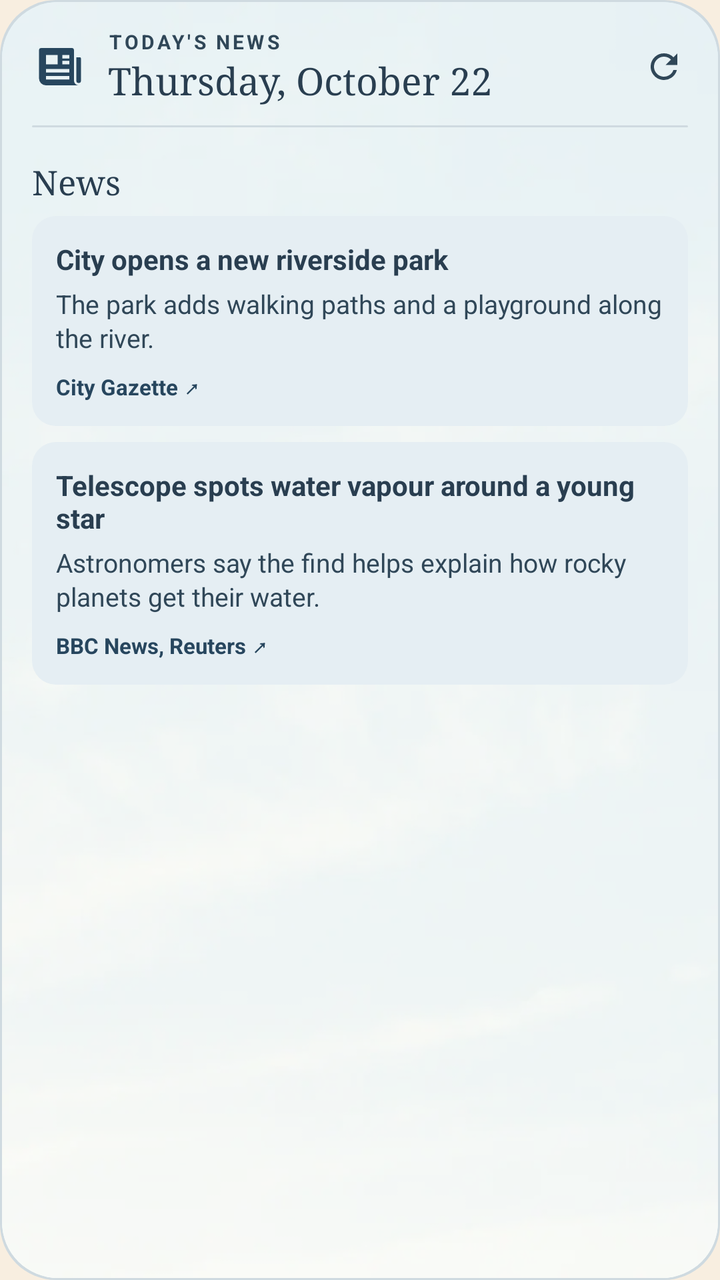
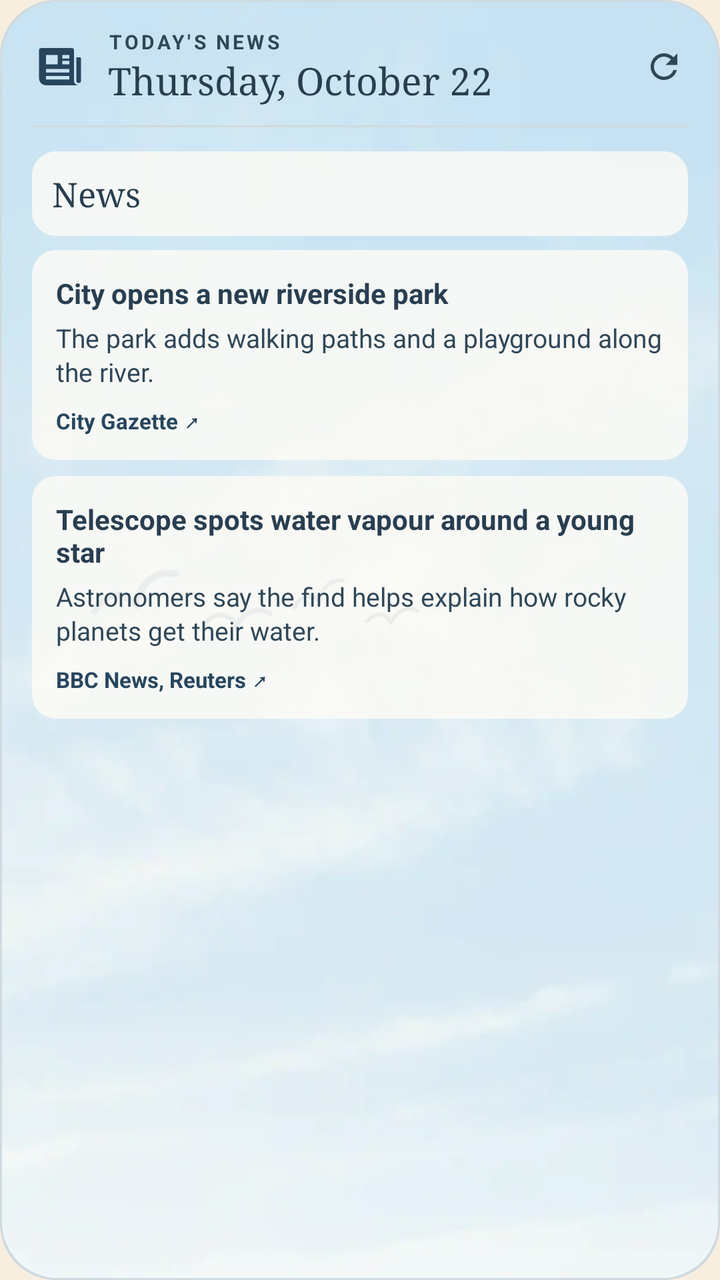

Screens rendered from an Android XML layout before and after an edit, with the pre-edit source and the edit as a unified diff.
<!-- AndroidManifest.xml: application theme Screen -->
<!-- res/layout/widget_preview_news.xml -->
<?xml version="1.0" encoding="utf-8"?>
<FrameLayout xmlns:android="http://schemas.android.com/apk/res/android"
    xmlns:tools="http://schemas.android.com/tools"
    android:layout_width="match_parent"
    android:layout_height="match_parent"
    tools:ignore="UseAppTint">

    <ImageView android:layout_width="match_parent" android:layout_height="match_parent" android:importantForAccessibility="no" android:scaleType="fitXY" android:src="@drawable/round_card" android:tint="@color/preview_line" />
    <ImageView android:layout_width="match_parent" android:layout_height="match_parent" android:layout_margin="1dp" android:background="@drawable/round_card" android:clipToOutline="true" android:importantForAccessibility="no" android:scaleType="centerCrop" android:src="@drawable/preview_scene" />

    <LinearLayout android:layout_width="match_parent" android:layout_height="match_parent" android:orientation="vertical" android:paddingStart="16dp" android:paddingTop="14dp" android:paddingEnd="10dp" android:paddingBottom="6dp">
        <LinearLayout android:layout_width="match_parent" android:layout_height="wrap_content" android:gravity="center_vertical">
            <ImageView android:layout_width="28dp" android:layout_height="28dp" android:importantForAccessibility="no" android:src="@drawable/ic_news" android:tint="@color/preview_accent" />
            <LinearLayout android:layout_width="0dp" android:layout_height="wrap_content" android:layout_marginStart="10dp" android:layout_weight="1" android:orientation="vertical">
                <TextView android:layout_width="wrap_content" android:layout_height="wrap_content" android:letterSpacing="0.14" android:maxLines="1" android:text="@string/news_label" android:textAllCaps="true" android:textColor="@color/preview_muted" android:textSize="10sp" android:textStyle="bold" />
                <TextView android:layout_width="wrap_content" android:layout_height="wrap_content" android:ellipsize="end" android:fontFamily="serif" android:maxLines="1" android:text="@string/preview_date" android:textColor="@color/preview_ink" android:textSize="19sp" />
            </LinearLayout>
            <ImageView android:layout_width="36dp" android:layout_height="36dp" android:importantForAccessibility="no" android:padding="8dp" android:src="@drawable/ic_refresh" android:tint="@color/preview_muted" />
        </LinearLayout>
        <ImageView android:layout_width="match_parent" android:layout_height="1dp" android:layout_marginTop="10dp" android:layout_marginEnd="6dp" android:importantForAccessibility="no" android:scaleType="fitXY" android:src="@drawable/round_card" android:tint="@color/preview_line" />

        <LinearLayout android:layout_width="match_parent" android:layout_height="wrap_content" android:orientation="vertical" android:paddingTop="4dp" android:paddingEnd="6dp">
            <TextView android:layout_width="match_parent" android:layout_height="wrap_content" android:paddingTop="12dp" android:paddingBottom="2dp" android:fontFamily="serif" android:text="@string/preview_briefing_section" android:textColor="@color/preview_ink" android:textSize="17sp" />
            <LinearLayout android:layout_width="match_parent" android:layout_height="wrap_content" android:layout_marginTop="4dp" android:layout_marginBottom="4dp" android:background="@drawable/round_tile" android:backgroundTint="@color/preview_wash" android:orientation="vertical" android:padding="12dp">
                <TextView android:layout_width="match_parent" android:layout_height="wrap_content" android:ellipsize="end" android:maxLines="3" android:text="@string/preview_news_headline" android:textColor="@color/preview_ink" android:textSize="14sp" android:textStyle="bold" />
                <TextView android:layout_width="match_parent" android:layout_height="wrap_content" android:layout_marginTop="4dp" android:ellipsize="end" android:lineSpacingMultiplier="1.1" android:maxLines="3" android:text="@string/preview_news_summary" android:textColor="@color/preview_muted" android:textSize="13sp" />
                <TextView android:layout_width="match_parent" android:layout_height="wrap_content" android:layout_marginTop="8dp" android:ellipsize="end" android:maxLines="1" android:text="@string/preview_news_source" android:textColor="@color/preview_accent" android:textSize="11sp" android:textStyle="bold" />
            </LinearLayout>
            <LinearLayout android:layout_width="match_parent" android:layout_height="wrap_content" android:layout_marginTop="4dp" android:layout_marginBottom="4dp" android:background="@drawable/round_tile" android:backgroundTint="@color/preview_wash" android:orientation="vertical" android:padding="12dp">
                <TextView android:layout_width="match_parent" android:layout_height="wrap_content" android:ellipsize="end" android:maxLines="3" android:text="@string/preview_news_headline_two" android:textColor="@color/preview_ink" android:textSize="14sp" android:textStyle="bold" />
                <TextView android:layout_width="match_parent" android:layout_height="wrap_content" android:layout_marginTop="4dp" android:ellipsize="end" android:lineSpacingMultiplier="1.1" android:maxLines="3" android:text="@string/preview_news_summary_two" android:textColor="@color/preview_muted" android:textSize="13sp" />
                <TextView android:layout_width="match_parent" android:layout_height="wrap_content" android:layout_marginTop="8dp" android:ellipsize="end" android:maxLines="1" android:text="@string/preview_news_source_two" android:textColor="@color/preview_accent" android:textSize="11sp" android:textStyle="bold" />
            </LinearLayout>
        </LinearLayout>
    </LinearLayout>
</FrameLayout>
<!-- resources referenced by this layout -->
<resources>
  <color name="preview_accent">#27465E</color>
  <color name="preview_ink">#293E50</color>
  <color name="preview_line">#CFDAE0</color>
  <color name="preview_muted">#304758</color>
  <color name="preview_wash">#E5EEF3</color>
  <!-- drawable ic_news (drawable) -->
  <?xml version="1.0" encoding="utf-8"?>
  <vector xmlns:android="http://schemas.android.com/apk/res/android"
      android:width="24dp" android:height="24dp" android:viewportWidth="24" android:viewportHeight="24">
      <path android:fillColor="#FFFFFFFF" android:pathData="M4,4h13a1,1 0,0 1,1 1v13a2,2 0,0 0,2 2H6a3,3 0,0 1,-3 -3V5a1,1 0,0 1,1 -1zM6,7v4h5V7zM13,7v1.5h3V7zM13,9.5V11h3V9.5zM6,13v1.5h10V13zM6,16v1.5h10V16z" />
      <path android:fillColor="#FFFFFFFF" android:pathData="M19,8h1.5a0.5,0.5 0,0 1,0.5 0.5V18a1,1 0,0 1,-2 0z" />
  </vector>
  <!-- drawable ic_refresh (drawable) -->
  <?xml version="1.0" encoding="utf-8"?>
  <vector xmlns:android="http://schemas.android.com/apk/res/android"
      android:width="20dp" android:height="20dp" android:viewportWidth="24" android:viewportHeight="24">
      <path android:fillColor="#FFFFFFFF" android:pathData="M17.65,6.35A7.96,7.96 0,0 0,12 4a8,8 0,1 0,7.73 10h-2.08A6,6 0,1 1,12 6c1.66,0 3.14,0.69 4.22,1.78L13,11h7V4l-2.35,2.35z" />
  </vector>
  <!-- drawable preview_scene (drawable) -->
  <?xml version="1.0" encoding="utf-8"?>
  <layer-list xmlns:android="http://schemas.android.com/apk/res/android">
      <item android:drawable="@drawable/preview_art" />
      <item><shape><solid android:color="@color/preview_scene_wash" /></shape></item>
  </layer-list>
  <!-- drawable round_card (drawable) -->
  <?xml version="1.0" encoding="utf-8"?>
  <shape xmlns:android="http://schemas.android.com/apk/res/android" android:shape="rectangle">
      <solid android:color="#FFFFFFFF" />
      <corners android:radius="@dimen/widget_radius" />
  </shape>
  <!-- drawable round_tile (drawable) -->
  <?xml version="1.0" encoding="utf-8"?>
  <shape xmlns:android="http://schemas.android.com/apk/res/android" android:shape="rectangle">
      <solid android:color="#FFFFFFFF" />
      <corners android:radius="12dp" />
  </shape>
  <string name="news_label">Today\'s news</string>
  <string name="preview_briefing_section">News</string>
  <string name="preview_date">Thursday, October 22</string>
  <string name="preview_news_headline">City opens a new riverside park</string>
  <string name="preview_news_headline_two">Telescope spots water vapour around a young star</string>
  <string name="preview_news_source">City Gazette  ↗</string>
  <string name="preview_news_source_two">BBC News, Reuters  ↗</string>
  <string name="preview_news_summary">The park adds walking paths and a playground along the river.</string>
  <string name="preview_news_summary_two">Astronomers say the find helps explain how rocky planets get their water.</string>
  <style name="Screen" parent="@android:style/Theme.Material.Light.NoActionBar">
          <item name="android:windowBackground">@color/background</item>
          <item name="android:colorAccent">@color/sun</item>
          <item name="android:textColorPrimary">@color/ink</item>
          <item name="android:windowLightStatusBar">true</item>
      </style>
  <color name="preview_scene_wash">#96FFFDF7</color>
  <dimen name="widget_radius">16dp</dimen>
  <color name="background">#F8EEE0</color>
  <color name="sun">#D88B38</color>
  <color name="ink">#2B2620</color>
</resources>

<!-- the commit's change to res/layout/widget_preview_news.xml (unified diff, before → after) -->
@@ -6,7 +6,7 @@
     tools:ignore="UseAppTint">
 
     <ImageView android:layout_width="match_parent" android:layout_height="match_parent" android:importantForAccessibility="no" android:scaleType="fitXY" android:src="@drawable/round_card" android:tint="@color/preview_line" />
-    <ImageView android:layout_width="match_parent" android:layout_height="match_parent" android:layout_margin="1dp" android:background="@drawable/round_card" android:clipToOutline="true" android:importantForAccessibility="no" android:scaleType="centerCrop" android:src="@drawable/preview_scene" />
+    <ImageView android:layout_width="match_parent" android:layout_height="match_parent" android:layout_margin="1dp" android:background="@drawable/round_card" android:clipToOutline="true" android:importantForAccessibility="no" android:scaleType="centerCrop" android:src="@drawable/preview_art" />
 
     <LinearLayout android:layout_width="match_parent" android:layout_height="match_parent" android:orientation="vertical" android:paddingStart="16dp" android:paddingTop="14dp" android:paddingEnd="10dp" android:paddingBottom="6dp">
         <LinearLayout android:layout_width="match_parent" android:layout_height="wrap_content" android:gravity="center_vertical">
@@ -20,13 +20,13 @@
         <ImageView android:layout_width="match_parent" android:layout_height="1dp" android:layout_marginTop="10dp" android:layout_marginEnd="6dp" android:importantForAccessibility="no" android:scaleType="fitXY" android:src="@drawable/round_card" android:tint="@color/preview_line" />
 
         <LinearLayout android:layout_width="match_parent" android:layout_height="wrap_content" android:orientation="vertical" android:paddingTop="4dp" android:paddingEnd="6dp">
-            <TextView android:layout_width="match_parent" android:layout_height="wrap_content" android:paddingTop="12dp" android:paddingBottom="2dp" android:fontFamily="serif" android:text="@string/preview_briefing_section" android:textColor="@color/preview_ink" android:textSize="17sp" />
-            <LinearLayout android:layout_width="match_parent" android:layout_height="wrap_content" android:layout_marginTop="4dp" android:layout_marginBottom="4dp" android:background="@drawable/round_tile" android:backgroundTint="@color/preview_wash" android:orientation="vertical" android:padding="12dp">
+            <TextView android:layout_width="match_parent" android:layout_height="wrap_content" android:layout_marginTop="8dp" android:layout_marginBottom="3dp" android:background="@drawable/round_tile" android:backgroundTint="@color/preview_glass" android:padding="10dp" android:fontFamily="serif" android:text="@string/preview_briefing_section" android:textColor="@color/preview_ink" android:textSize="17sp" />
+            <LinearLayout android:layout_width="match_parent" android:layout_height="wrap_content" android:layout_marginTop="4dp" android:layout_marginBottom="4dp" android:background="@drawable/round_tile" android:backgroundTint="@color/preview_glass" android:orientation="vertical" android:padding="12dp">
                 <TextView android:layout_width="match_parent" android:layout_height="wrap_content" android:ellipsize="end" android:maxLines="3" android:text="@string/preview_news_headline" android:textColor="@color/preview_ink" android:textSize="14sp" android:textStyle="bold" />
                 <TextView android:layout_width="match_parent" android:layout_height="wrap_content" android:layout_marginTop="4dp" android:ellipsize="end" android:lineSpacingMultiplier="1.1" android:maxLines="3" android:text="@string/preview_news_summary" android:textColor="@color/preview_muted" android:textSize="13sp" />
                 <TextView android:layout_width="match_parent" android:layout_height="wrap_content" android:layout_marginTop="8dp" android:ellipsize="end" android:maxLines="1" android:text="@string/preview_news_source" android:textColor="@color/preview_accent" android:textSize="11sp" android:textStyle="bold" />
             </LinearLayout>
-            <LinearLayout android:layout_width="match_parent" android:layout_height="wrap_content" android:layout_marginTop="4dp" android:layout_marginBottom="4dp" android:background="@drawable/round_tile" android:backgroundTint="@color/preview_wash" android:orientation="vertical" android:padding="12dp">
+            <LinearLayout android:layout_width="match_parent" android:layout_height="wrap_content" android:layout_marginTop="4dp" android:layout_marginBottom="4dp" android:background="@drawable/round_tile" android:backgroundTint="@color/preview_glass" android:orientation="vertical" android:padding="12dp">
                 <TextView android:layout_width="match_parent" android:layout_height="wrap_content" android:ellipsize="end" android:maxLines="3" android:text="@string/preview_news_headline_two" android:textColor="@color/preview_ink" android:textSize="14sp" android:textStyle="bold" />
                 <TextView android:layout_width="match_parent" android:layout_height="wrap_content" android:layout_marginTop="4dp" android:ellipsize="end" android:lineSpacingMultiplier="1.1" android:maxLines="3" android:text="@string/preview_news_summary_two" android:textColor="@color/preview_muted" android:textSize="13sp" />
                 <TextView android:layout_width="match_parent" android:layout_height="wrap_content" android:layout_marginTop="8dp" android:ellipsize="end" android:maxLines="1" android:text="@string/preview_news_source_two" android:textColor="@color/preview_accent" android:textSize="11sp" android:textStyle="bold" />
<!-- resource entries referenced after the edit -->
@@ -1,10 +1,10 @@
 <!-- resources referenced by this layout -->
 <resources>
   <color name="preview_accent">#27465E</color>
+  <color name="preview_glass">#C7FFFDF7</color>
   <color name="preview_ink">#293E50</color>
   <color name="preview_line">#CFDAE0</color>
   <color name="preview_muted">#304758</color>
-  <color name="preview_wash">#E5EEF3</color>
   <!-- drawable ic_news (drawable) -->
   <?xml version="1.0" encoding="utf-8"?>
   <vector xmlns:android="http://schemas.android.com/apk/res/android"
@@ -18,12 +18,6 @@
       android:width="20dp" android:height="20dp" android:viewportWidth="24" android:viewportHeight="24">
       <path android:fillColor="#FFFFFFFF" android:pathData="M17.65,6.35A7.96,7.96 0,0 0,12 4a8,8 0,1 0,7.73 10h-2.08A6,6 0,1 1,12 6c1.66,0 3.14,0.69 4.22,1.78L13,11h7V4l-2.35,2.35z" />
   </vector>
-  <!-- drawable preview_scene (drawable) -->
-  <?xml version="1.0" encoding="utf-8"?>
-  <layer-list xmlns:android="http://schemas.android.com/apk/res/android">
-      <item android:drawable="@drawable/preview_art" />
-      <item><shape><solid android:color="@color/preview_scene_wash" /></shape></item>
-  </layer-list>
   <!-- drawable round_card (drawable) -->
   <?xml version="1.0" encoding="utf-8"?>
   <shape xmlns:android="http://schemas.android.com/apk/res/android" android:shape="rectangle">
@@ -51,7 +45,6 @@
           <item name="android:textColorPrimary">@color/ink</item>
           <item name="android:windowLightStatusBar">true</item>
       </style>
-  <color name="preview_scene_wash">#96FFFDF7</color>
   <dimen name="widget_radius">16dp</dimen>
   <color name="background">#F8EEE0</color>
   <color name="sun">#D88B38</color>
